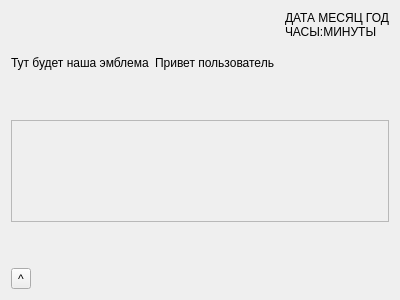
This is Forms/FormsBarView/FormBarView.ui in N00llk/bar-booking as Qt 5 draws it before an edit. The edited form follows.
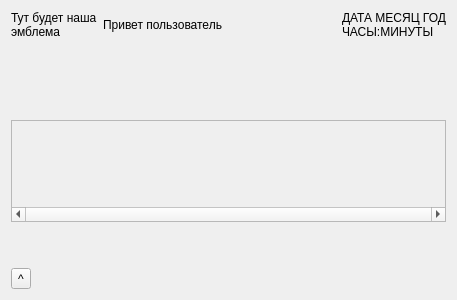
This is the edited form.

Diff of the .ui file:
```diff
--- a/Forms/FormsBarView/FormBarView.ui
+++ b/Forms/FormsBarView/FormBarView.ui
@@ -6,20 +6,25 @@
    <rect>
     <x>0</x>
     <y>0</y>
-    <width>400</width>
+    <width>457</width>
     <height>300</height>
    </rect>
   </property>
   <property name="windowTitle">
    <string>Form</string>
   </property>
+  <layout class="QVBoxLayout" name="verticalLayout_3">
+   <item>
+    <layout class="QHBoxLayout" name="horizontalLayout_4">
+     <item>
   <layout class="QVBoxLayout" name="verticalLayout_2">
    <item>
     <layout class="QHBoxLayout" name="horizontalLayout_2">
      <item>
       <widget class="QLabel" name="label">
        <property name="text">
-        <string>Тут будет наша эмблема</string>
+            <string>Тут будет наша
+эмблема</string>
        </property>
       </widget>
      </item>
@@ -30,6 +35,23 @@
        </property>
       </widget>
      </item>
+        </layout>
+       </item>
+       <item>
+        <spacer name="verticalSpacer_3">
+         <property name="orientation">
+          <enum>Qt::Vertical</enum>
+         </property>
+         <property name="sizeHint" stdset="0">
+          <size>
+           <width>20</width>
+           <height>40</height>
+          </size>
+         </property>
+        </spacer>
+       </item>
+      </layout>
+     </item>
      <item>
       <spacer name="horizontalSpacer_2">
        <property name="orientation">
@@ -72,6 +94,12 @@
    </item>
    <item>
     <widget class="QScrollArea" name="scrollArea">
+     <property name="verticalScrollBarPolicy">
+      <enum>Qt::ScrollBarAlwaysOff</enum>
+     </property>
+     <property name="horizontalScrollBarPolicy">
+      <enum>Qt::ScrollBarAlwaysOn</enum>
+     </property>
      <property name="widgetResizable">
       <bool>true</bool>
      </property>
@@ -80,10 +108,11 @@
        <rect>
         <x>0</x>
         <y>0</y>
-        <width>374</width>
-        <height>89</height>
+        <width>431</width>
+        <height>73</height>
        </rect>
       </property>
+      <layout class="QHBoxLayout" name="horizontalLayout_3"/>
      </widget>
     </widget>
    </item>
```
Lines whose indentation alone changed are shown as unchanged.
